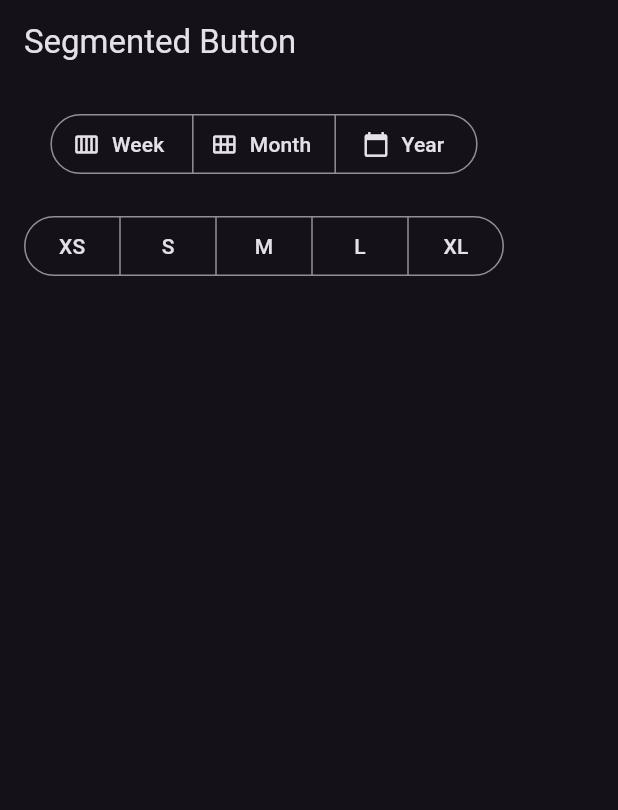
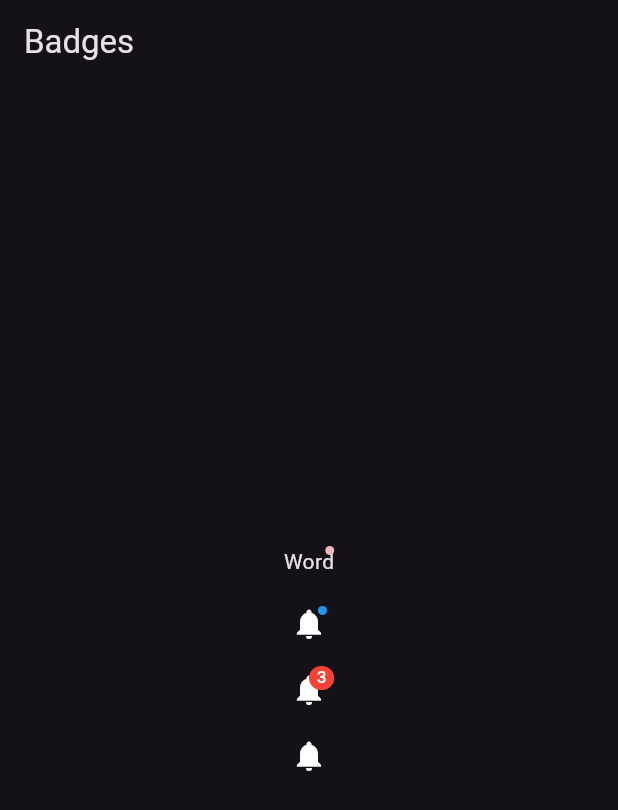
Before and after one commit to w1y0n0/flutter_widget_exercise, a Flutter app: the screen it shows after launch, on a phone screen of 412 x 824 dp. Shown: the top 810 px of the screen. Run offline on Flutter 3.47's test engine with Material 2 defaults, Android fonts, the phone set to English and light mode, and no system bars.

Commit message:
Material3: Badge

```diff
--- a/lib/main.dart
+++ b/lib/main.dart
@@ -1,6 +1,7 @@
 import 'package:flutter/material.dart';
 import 'package:flutter_widget_exercise/lesson/form_widget.dart';
 import 'package:flutter_widget_exercise/lesson/scaffold_widget.dart';
+import 'package:flutter_widget_exercise/material3/badges.dart';
 import 'package:flutter_widget_exercise/material3/common_button.dart';
 import 'package:flutter_widget_exercise/material3/floating_action_buttons.dart';
 import 'package:flutter_widget_exercise/material3/icons_buttons.dart';
@@ -38,7 +39,8 @@ class MyApp extends StatelessWidget {
       // home: const CommonButton(),
       // home: const FloatingActionButtons(),
       // home: const IconButtons(),
-      home: const SegmentedButtons(),
+      // home: const SegmentedButtons(),
+      home: const Badges(),
     );
   }
 }
--- /dev/null
+++ b/lib/material3/badges.dart
@@ -0,0 +1,54 @@
+import 'package:flutter/material.dart';
+
+class Badges extends StatefulWidget {
+  const Badges({super.key});
+
+  @override
+  State<Badges> createState() => _BadgesState();
+}
+
+class _BadgesState extends State<Badges> {
+  @override
+  Widget build(BuildContext context) {
+    return Scaffold(
+      appBar: AppBar(
+        title: const Text('Badges'),
+      ),
+      body: const Center(
+        child: Column(
+          mainAxisAlignment: MainAxisAlignment.center,
+          children: [
+            Badge(
+              child: Text('Word'),
+            ),
+            SizedBox(height: 20),
+            Badge(
+              backgroundColor: Colors.blue,
+              child: Icon(Icons.notifications),
+            ),
+            SizedBox(height: 20),
+            Badge(
+              label: Text(
+                '3',
+                style: TextStyle(height: 1),
+              ),
+              padding: EdgeInsets.symmetric(horizontal: 5),
+              backgroundColor: Colors.red,
+              textColor: Colors.white,
+              // offset: Offset(3, 4),
+              // isLabelVisible: false,
+              // offset: Offset.zero,
+              // alignment: Alignment.topLeft,
+              child: Icon(Icons.notifications),
+            ),
+            SizedBox(height: 20),
+            Badge(
+              isLabelVisible: false,
+              child: Icon(Icons.notifications),
+            ),
+          ],
+        ),
+      ),
+    );
+  }
+}
```
